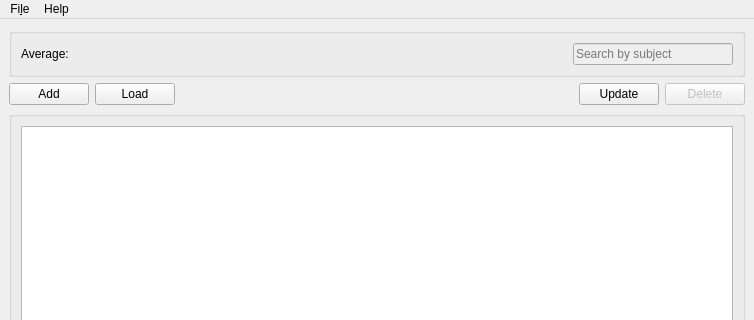
Before: the Qt Designer form sources/registro.ui in ice-bit/registro, drawn with Qt 5; both pictures show x 0 to 754 and y 0 to 320 of the 754 by 491 pixel window.
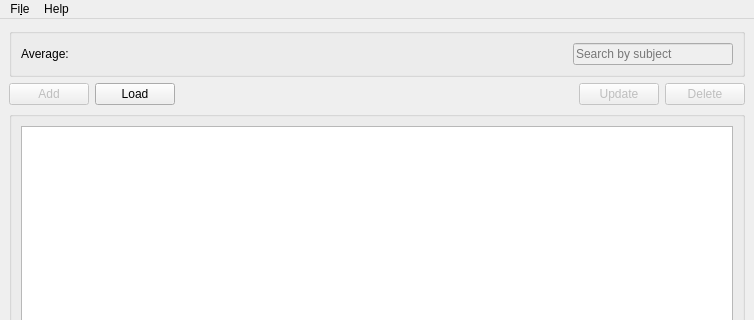
After: the same form once the commit is applied. Icons and pictures are not drawn.

```diff
--- a/sources/registro.ui
+++ b/sources/registro.ui
@@ -26,7 +26,7 @@
         <item>
          <widget class="QPushButton" name="btnAddElements">
           <property name="enabled">
-           <bool>true</bool>
+           <bool>false</bool>
           </property>
           <property name="text">
            <string>Add</string>
@@ -79,7 +79,7 @@
         <item>
          <widget class="QPushButton" name="btnUpElements">
           <property name="enabled">
-           <bool>true</bool>
+           <bool>false</bool>
           </property>
           <property name="text">
            <string>Update</string>
```
Left out of the diff: 2 changed lines with no effect on the pictures.
